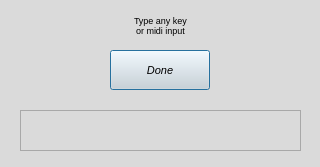
fredericabry/raspiloop, file dialog_key.ui: the form before one commit.
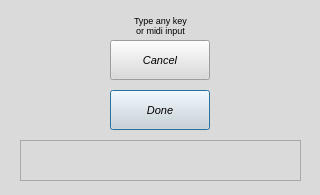
The form after the commit.

Diff of the .ui file:
```diff
--- a/dialog_key.ui
+++ b/dialog_key.ui
@@ -7,7 +7,7 @@
     <x>0</x>
     <y>0</y>
     <width>320</width>
-    <height>167</height>
+    <height>195</height>
    </rect>
   </property>
   <property name="windowTitle">
@@ -43,7 +43,7 @@
    <property name="geometry">
     <rect>
      <x>110</x>
-     <y>50</y>
+     <y>90</y>
      <width>100</width>
      <height>40</height>
     </rect>
@@ -62,7 +62,7 @@
    <property name="geometry">
     <rect>
      <x>20</x>
-     <y>110</y>
+     <y>140</y>
      <width>281</width>
      <height>41</height>
     </rect>
@@ -74,6 +74,25 @@
     </font>
    </property>
   </widget>
+  <widget class="QPushButton" name="bCancel">
+   <property name="geometry">
+    <rect>
+     <x>110</x>
+     <y>40</y>
+     <width>100</width>
+     <height>40</height>
+    </rect>
+   </property>
+   <property name="font">
+    <font>
+     <pointsize>8</pointsize>
+     <italic>true</italic>
+    </font>
+   </property>
+   <property name="text">
+    <string>Cancel</string>
+   </property>
+  </widget>
  </widget>
  <resources/>
  <connections/>
```
